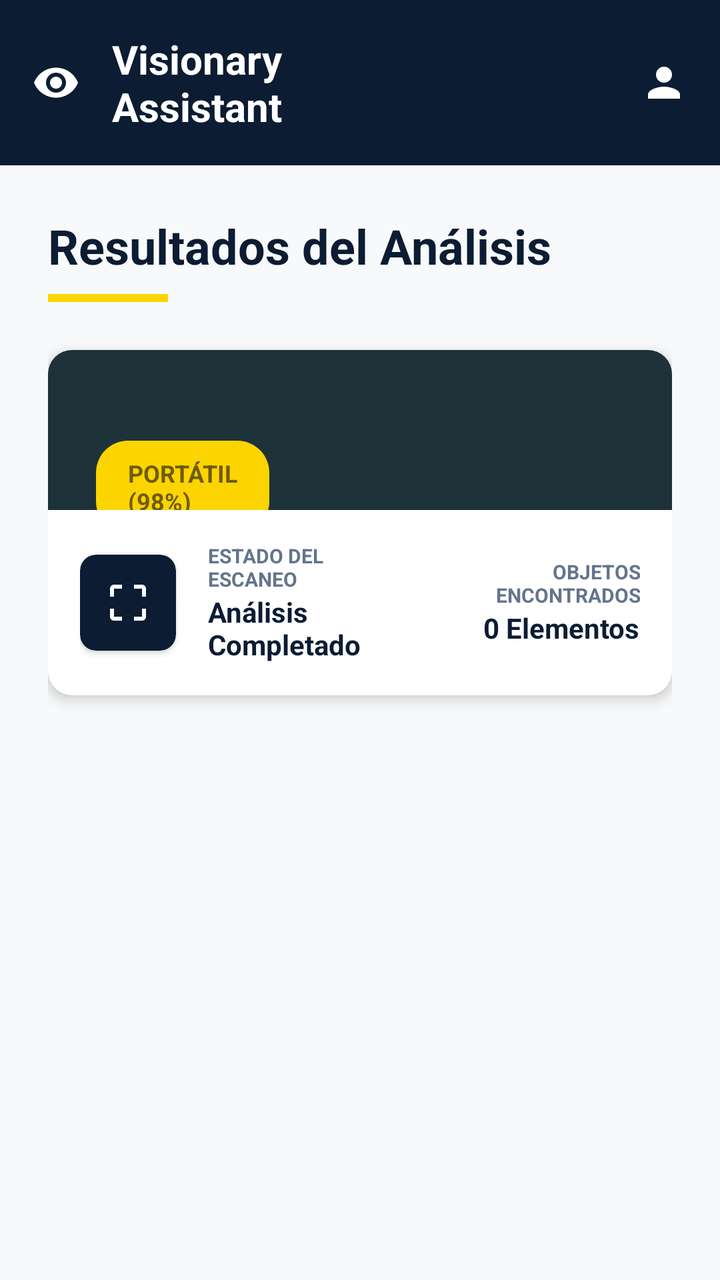
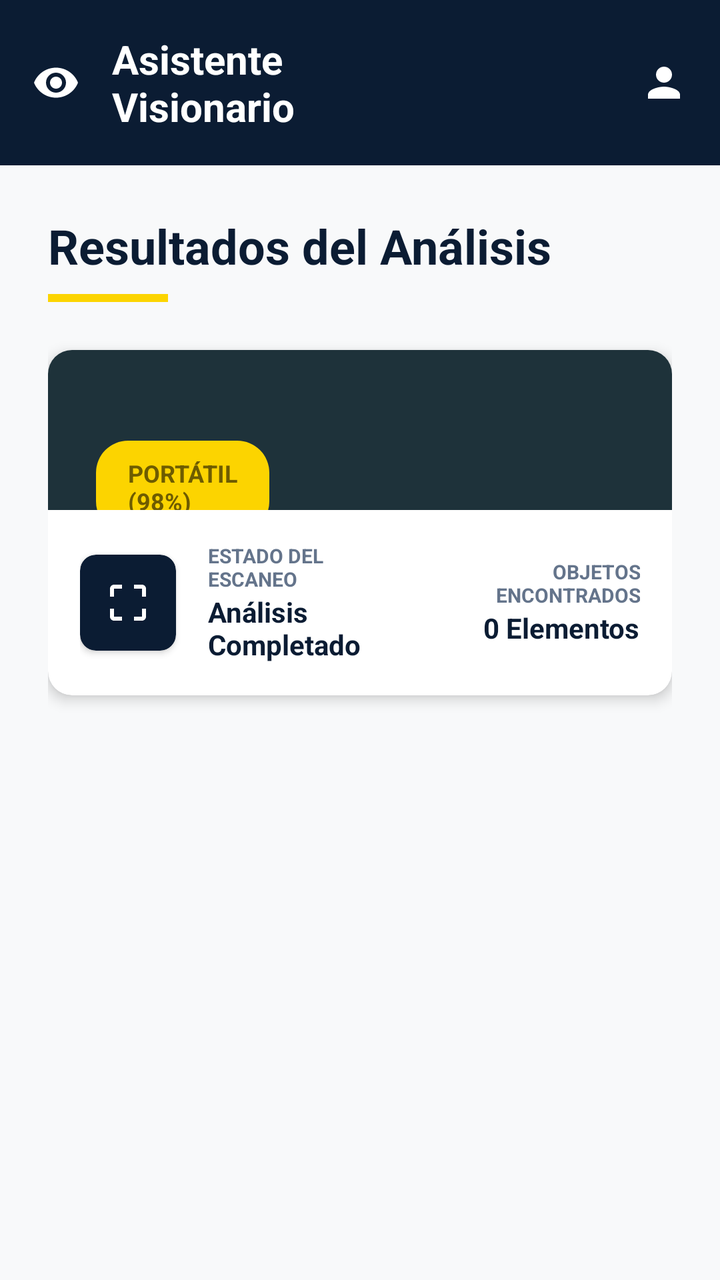

Screens rendered from an Android XML layout before and after an edit, with the pre-edit source and the edit as a unified diff.
<!-- AndroidManifest.xml: application theme Theme.Tienda_app -->
<!-- res/layout/fragment_analysis_results.xml -->
<?xml version="1.0" encoding="utf-8"?>
<androidx.constraintlayout.widget.ConstraintLayout xmlns:android="http://schemas.android.com/apk/res/android"
    xmlns:app="http://schemas.android.com/apk/res-auto"
    xmlns:tools="http://schemas.android.com/tools"
    android:layout_width="match_parent"
    android:layout_height="match_parent"
    android:background="#F8F9FA"
    tools:context=".AnalysisResultsFragment">

    
    <LinearLayout
        android:id="@+id/topBar"
        android:layout_width="match_parent"
        android:layout_height="wrap_content"
        android:background="#0B1C33"
        android:padding="16dp"
        android:orientation="horizontal"
        android:gravity="center_vertical"
        app:layout_constraintTop_toTopOf="parent">

        <ImageView
            android:layout_width="24dp"
            android:layout_height="24dp"
            android:src="@drawable/ic_eye"
            app:tint="#FFFFFF" />

        <TextView
            android:layout_width="0dp"
            android:layout_height="wrap_content"
            android:layout_weight="1"
            android:text="Visionary\nAssistant"
            android:textColor="#FFFFFF"
            android:textSize="20sp"
            android:textStyle="bold"
            android:layout_marginStart="16dp" />

        <ImageView
            android:layout_width="24dp"
            android:layout_height="24dp"
            android:src="@drawable/ic_user"
            app:tint="#FFFFFF" />
    </LinearLayout>

    <androidx.core.widget.NestedScrollView
        android:layout_width="match_parent"
        android:layout_height="0dp"
        app:layout_constraintTop_toBottomOf="@id/topBar"
        app:layout_constraintBottom_toBottomOf="parent">

        <LinearLayout
            android:layout_width="match_parent"
            android:layout_height="wrap_content"
            android:orientation="vertical"
            android:padding="24dp">

            <TextView
                android:layout_width="wrap_content"
                android:layout_height="wrap_content"
                android:text="Resultados del Análisis"
                android:textColor="#0B1C33"
                android:textSize="24sp"
                android:textStyle="bold" />

            <View
                android:layout_width="60dp"
                android:layout_height="4dp"
                android:layout_marginTop="8dp"
                android:background="@color/yellow" />

            <androidx.cardview.widget.CardView
                android:layout_width="match_parent"
                android:layout_height="wrap_content"
                android:layout_marginTop="24dp"
                app:cardCornerRadius="12dp"
                app:cardElevation="4dp"
                app:cardBackgroundColor="#FFFFFF">

                <LinearLayout
                    android:layout_width="match_parent"
                    android:layout_height="wrap_content"
                    android:orientation="vertical">

                    
                    <FrameLayout
                        android:layout_width="match_parent"
                        android:layout_height="80dp"
                        android:background="#1E323A">
                        <TextView
                            android:layout_width="wrap_content"
                            android:layout_height="wrap_content"
                            android:background="@drawable/bg_badge_yellow"
                            android:text="PORTÁTIL\n(98%)"
                            android:textColor="#6E5C00"
                            android:textStyle="bold"
                            android:textSize="12sp"
                            android:paddingHorizontal="16dp"
                            android:paddingVertical="8dp"
                            android:layout_marginStart="24dp"
                            android:layout_marginBottom="-12dp"
                            android:layout_gravity="bottom|start"/>
                    </FrameLayout>

                    <LinearLayout
                        android:layout_width="match_parent"
                        android:layout_height="wrap_content"
                        android:orientation="horizontal"
                        android:padding="16dp"
                        android:gravity="center_vertical">

                        <androidx.cardview.widget.CardView
                            android:layout_width="48dp"
                            android:layout_height="48dp"
                            app:cardCornerRadius="8dp"
                            app:cardBackgroundColor="#0B1C33">
                            <ImageView
                                android:layout_width="24dp"
                                android:layout_height="24dp"
                                android:src="@drawable/ic_scan_focus"
                                android:layout_gravity="center"
                                app:tint="#FFFFFF"/>
                        </androidx.cardview.widget.CardView>

                        <LinearLayout
                            android:layout_width="0dp"
                            android:layout_height="wrap_content"
                            android:layout_weight="1"
                            android:orientation="vertical"
                            android:layout_marginStart="16dp">
                            <TextView
                                android:layout_width="wrap_content"
                                android:layout_height="wrap_content"
                                android:text="ESTADO DEL\nESCANEO"
                                android:textSize="10sp"
                                android:textStyle="bold"
                                android:textColor="#64748B" />
                            <TextView
                                android:layout_width="wrap_content"
                                android:layout_height="wrap_content"
                                android:text="Análisis\nCompletado"
                                android:textSize="14sp"
                                android:textStyle="bold"
                                android:textColor="#0B1C33" />
                        </LinearLayout>

                        <LinearLayout
                            android:layout_width="wrap_content"
                            android:layout_height="wrap_content"
                            android:orientation="vertical"
                            android:gravity="end">
                            <TextView
                                android:layout_width="wrap_content"
                                android:layout_height="wrap_content"
                                android:text="OBJETOS\nENCONTRADOS"
                                android:textSize="10sp"
                                android:textStyle="bold"
                                android:textColor="#64748B"
                                android:textAlignment="viewEnd"/>
                            <TextView
                                android:id="@+id/tvItemsFound"
                                android:layout_width="wrap_content"
                                android:layout_height="wrap_content"
                                android:text="0 Elementos"
                                android:textSize="14sp"
                                android:textStyle="bold"
                                android:textColor="#0B1C33" />
                        </LinearLayout>
                    </LinearLayout>
                </LinearLayout>
            </androidx.cardview.widget.CardView>

            <androidx.recyclerview.widget.RecyclerView
                android:id="@+id/rvResults"
                android:layout_width="match_parent"
                android:layout_height="wrap_content"
                android:layout_marginTop="16dp"
                android:nestedScrollingEnabled="false" />

        </LinearLayout>
    </androidx.core.widget.NestedScrollView>
</androidx.constraintlayout.widget.ConstraintLayout>
<!-- resources referenced by this layout -->
<resources>
  <color name="yellow">#FCD400</color>
  <!-- drawable bg_badge_yellow (drawable) -->
  <shape xmlns:android="http://schemas.android.com/apk/res/android">
      <solid android:color="@color/yellow"/>
      <corners android:radius="16dp"/>
  </shape>
  <!-- drawable ic_eye (drawable) -->
  <vector xmlns:android="http://schemas.android.com/apk/res/android"
      android:width="24dp"
      android:height="24dp"
      android:viewportWidth="24"
      android:viewportHeight="24">
    <path
        android:fillColor="#FFFFFF"
        android:pathData="M12,4.5C7,4.5 2.73,7.61 1,12c1.73,4.39 6,7.5 11,7.5s9.27,-3.11 11,-7.5c-1.73,-4.39 -6,-7.5 -11,-7.5zM12,17c-2.76,0 -5,-2.24 -5,-5s2.24,-5 5,-5 5,2.24 5,5 -2.24,5 -5,5zM12,9c-1.66,0 -3,1.34 -3,3s1.34,3 3,3 3,-1.34 3,-3 -1.34,-3 -3,-3z"/>
  </vector>
  <!-- drawable ic_scan_focus (drawable) -->
  <vector xmlns:android="http://schemas.android.com/apk/res/android"
      android:width="24dp"
      android:height="24dp"
      android:viewportWidth="24"
      android:viewportHeight="24">
    <path
        android:fillColor="#FFFFFF"
        android:pathData="M3,5v4h2V5h4V3H5c-1.1,0 -2,0.9 -2,2zm2,10H3v4c0,1.1 0.9,2 2,2h4v-2H5v-4zm14,4h-4v2h4c1.1,0 2,-0.9 2,-2v-4h-2v4zm0,-16h-4v2h4v4h2V5c0,-1.1 -0.9,-2 -2,-2z"/>
  </vector>
  <!-- drawable ic_user (drawable) -->
  <vector xmlns:android="http://schemas.android.com/apk/res/android"
      android:width="24dp"
      android:height="24dp"
      android:viewportWidth="24"
      android:viewportHeight="24">
    <path
        android:fillColor="#FFFFFF"
        android:pathData="M12,12c2.21,0 4,-1.79 4,-4s-1.79,-4 -4,-4 -4,1.79 -4,4 1.79,4 4,4zM12,14c-2.67,0 -8,1.34 -8,4v2h16v-2c0,-2.66 -5.33,-4 -8,-4z"/>
  </vector>
  <style name="Theme.Tienda_app" parent="Base.Theme.Tienda_app" />
  <style name="Base.Theme.Tienda_app" parent="Theme.Material3.DayNight.NoActionBar">
          
          
      </style>
</resources>

<!-- the commit's change to res/layout/fragment_analysis_results.xml (unified diff, before → after) -->
@@ -28,7 +28,7 @@
             android:layout_width="0dp"
             android:layout_height="wrap_content"
             android:layout_weight="1"
-            android:text="Visionary\nAssistant"
+            android:text="Asistente\nVisionario"
             android:textColor="#FFFFFF"
             android:textSize="20sp"
             android:textStyle="bold"
